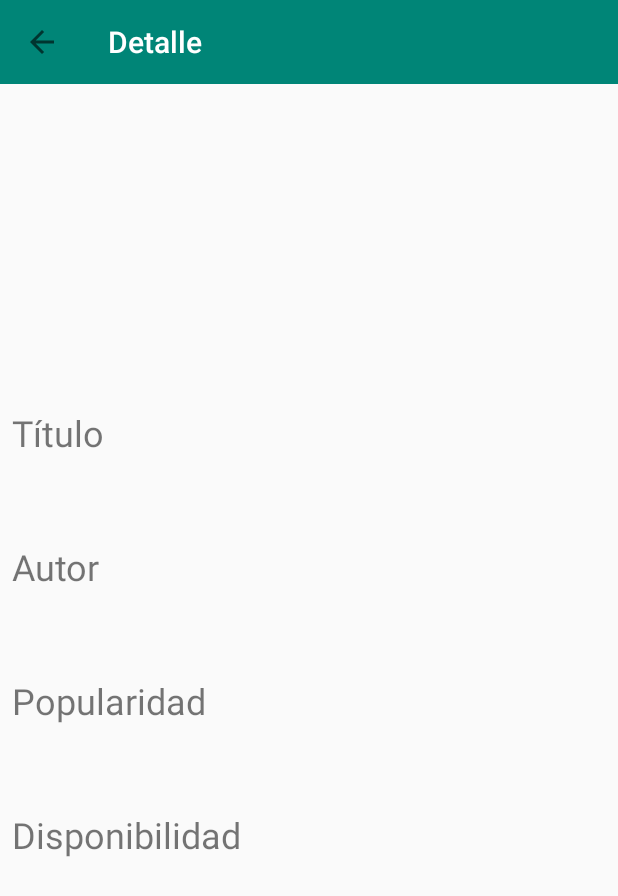
After one commit to lmpassadore/UalaDemo, an Android app: the BookDetailActivity screen opened directly, with no data from a screen before it, on a phone screen of 412 x 824 dp. The commit adds this screen. Shown: the top 896 px of the screen. Run offline under Robolectric (Android 15) with nearby library versions, the phone set to English and light mode, and no system bars; our stand-ins replace Picasso; pictures from the network do not load.

Commit message:
Detalle de libro en nueva pantalla Se añade un Toolbar para la navegación

```diff
--- a/app/src/main/AndroidManifest.xml
+++ b/app/src/main/AndroidManifest.xml
@@ -14,6 +14,7 @@
         android:supportsRtl="true"
         android:theme="@style/AppTheme"
         tools:ignore="GoogleAppIndexingWarning">
+        <activity android:name=".activity.BookDetailActivity"></activity>
         <activity
             android:name=".activity.LibraryActivity"
             android:screenOrientation="portrait">
--- /dev/null
+++ b/app/src/main/java/com/uala/demo/activity/BookDetailActivity.java
@@ -0,0 +1,96 @@
+package com.uala.demo.activity;
+
+import android.support.v7.app.ActionBar;
+import android.support.v7.app.AppCompatActivity;
+import android.os.Bundle;
+import android.support.v7.widget.Toolbar;
+import android.text.TextUtils;
+import android.view.MenuItem;
+import android.widget.ImageView;
+import android.widget.TextView;
+
+import com.squareup.picasso.Picasso;
+import com.uala.demo.R;
+import com.uala.demo.model.Book;
+
+public class BookDetailActivity extends AppCompatActivity {
+
+    public static final String EXTRA_BOOK = "BOOK";
+
+    @Override
+    protected void onCreate(Bundle savedInstanceState) {
+        super.onCreate(savedInstanceState);
+        setContentView(R.layout.activity_book_detail);
+
+        setUpActionBar();
+
+        Bundle extras = getIntent().getExtras();
+        if (extras == null)
+            return;
+
+        Book selectedBook = extras.getParcelable(EXTRA_BOOK);
+        fillDetails(selectedBook);
+    }
+
+    private void setUpActionBar() {
+        Toolbar toolbar = findViewById(R.id.toolbar);
+        setSupportActionBar(toolbar);
+
+        ActionBar actionBar = getSupportActionBar();
+        if (actionBar != null) {
+            actionBar.setTitle(getString(R.string.bookdetail_title));
+            actionBar.setDisplayHomeAsUpEnabled(true);
+        }
+    }
+
+    @Override
+    public boolean onOptionsItemSelected(MenuItem item) {
+        switch (item.getItemId()) {
+            case android.R.id.home:
+                onBackPressed();
+                break;
+            default:
+                return super.onOptionsItemSelected(item);
+        }
+
+        return true;
+    }
+
+    private void fillDetails(Book book) {
+
+        if (book == null)
+            return;
+
+        ImageView imageViewCover = findViewById(R.id.bookdetail_imageview_cover);
+        TextView textViewTitle = findViewById(R.id.bookdetail_textview_title);
+        TextView textViewAuthor = findViewById(R.id.bookdetail_textview_author);
+        TextView textViewPopularity = findViewById(R.id.bookdetail_textview_popularity);
+        TextView textViewAvailability = findViewById(R.id.bookdetail_textview_availability);
+
+
+        String coverImage = book.getImageUrl();
+        if (!TextUtils.isEmpty(coverImage))
+            Picasso.get()
+                    .load(coverImage)
+                    .fit()
+                    .centerCrop()
+                    .into(imageViewCover);
+
+        if (!TextUtils.isEmpty(book.getTitle()))
+            textViewTitle.setText(book.getTitle());
+
+        if (!TextUtils.isEmpty(book.getAuthor()))
+            textViewAuthor.setText(book.getAuthor());
+
+        if (book.getPopularity() >= 0)
+            textViewPopularity.setText(
+                    String.valueOf(book.getPopularity())
+            );
+
+        textViewAvailability.setText(
+                getString(book.isAvailable() ? R.string.book_availability_available : R.string.book_availability_unavailable)
+        );
+
+    }
+
+}
--- /dev/null
+++ b/app/src/main/res/layout/activity_book_detail.xml
@@ -0,0 +1,126 @@
+<?xml version="1.0" encoding="utf-8"?>
+<android.support.constraint.ConstraintLayout xmlns:android="http://schemas.android.com/apk/res/android"
+    xmlns:app="http://schemas.android.com/apk/res-auto"
+    xmlns:tools="http://schemas.android.com/tools"
+    android:layout_width="match_parent"
+    android:layout_height="match_parent"
+    tools:context=".activity.BookDetailActivity">
+
+    <include
+        android:id="@+id/toolbar"
+        layout="@layout/app_toolbar" />
+
+    <ImageView
+        android:id="@+id/bookdetail_imageview_cover"
+        android:layout_width="match_parent"
+        android:layout_height="200dp"
+        app:layout_constraintEnd_toEndOf="parent"
+        app:layout_constraintStart_toStartOf="parent"
+        app:layout_constraintTop_toBottomOf="@+id/toolbar"
+        tools:ignore="ContentDescription" />
+
+    <TextView
+        android:id="@+id/bookdetail_textview_titlelabel"
+        android:layout_width="match_parent"
+        android:layout_height="wrap_content"
+        android:layout_marginStart="8dp"
+        android:layout_marginTop="16sp"
+        android:layout_marginEnd="8dp"
+        android:text="@string/bookdetail_title_label"
+        android:textSize="24sp"
+        app:layout_constraintEnd_toEndOf="parent"
+        app:layout_constraintStart_toStartOf="parent"
+        app:layout_constraintTop_toBottomOf="@+id/bookdetail_imageview_cover" />
+
+    <TextView
+        android:id="@+id/bookdetail_textview_title"
+        android:layout_width="0dp"
+        android:layout_height="wrap_content"
+        android:layout_marginStart="8dp"
+        android:layout_marginTop="8dp"
+        android:layout_marginEnd="8dp"
+        android:textSize="24sp"
+        android:textStyle="bold"
+        app:layout_constraintEnd_toEndOf="parent"
+        app:layout_constraintStart_toStartOf="parent"
+        app:layout_constraintTop_toBottomOf="@+id/bookdetail_textview_titlelabel" />
+
+    <TextView
+        android:id="@+id/bookdetail_textview_authorlabel"
+        android:layout_width="match_parent"
+        android:layout_height="wrap_content"
+        android:layout_marginStart="8dp"
+        android:layout_marginTop="16sp"
+        android:layout_marginEnd="8dp"
+        android:text="@string/bookdetail_author_label"
+        android:textSize="24sp"
+        app:layout_constraintEnd_toEndOf="parent"
+        app:layout_constraintStart_toStartOf="parent"
+        app:layout_constraintTop_toBottomOf="@+id/bookdetail_textview_title" />
+
+    <TextView
+        android:id="@+id/bookdetail_textview_author"
+        android:layout_width="0dp"
+        android:layout_height="wrap_content"
+        android:layout_marginStart="8dp"
+        android:layout_marginTop="8dp"
+        android:layout_marginEnd="8dp"
+        android:textSize="24sp"
+        android:textStyle="bold"
+        app:layout_constraintEnd_toEndOf="parent"
+        app:layout_constraintStart_toStartOf="parent"
+        app:layout_constraintTop_toBottomOf="@+id/bookdetail_textview_authorlabel" />
+
+    <TextView
+        android:id="@+id/bookdetail_textview_popularitylabel"
+        android:layout_width="match_parent"
+        android:layout_height="wrap_content"
+        android:layout_marginStart="8dp"
+        android:layout_marginTop="16sp"
+        android:layout_marginEnd="8dp"
+        android:text="@string/bookdetail_popularity_label"
+        android:textSize="24sp"
+        app:layout_constraintEnd_toEndOf="parent"
+        app:layout_constraintStart_toStartOf="parent"
+        app:layout_constraintTop_toBottomOf="@+id/bookdetail_textview_author" />
+
+    <TextView
+        android:id="@+id/bookdetail_textview_popularity"
+        android:layout_width="0dp"
+        android:layout_height="wrap_content"
+        android:layout_marginStart="8dp"
+        android:layout_marginTop="8dp"
+        android:layout_marginEnd="8dp"
+        android:textSize="24sp"
+        android:textStyle="bold"
+        app:layout_constraintEnd_toEndOf="parent"
+        app:layout_constraintStart_toStartOf="parent"
+        app:layout_constraintTop_toBottomOf="@+id/bookdetail_textview_popularitylabel" />
+
+    <TextView
+        android:id="@+id/bookdetail_textview_availabilitylabel"
+        android:layout_width="match_parent"
+        android:layout_height="wrap_content"
+        android:layout_marginStart="8dp"
+        android:layout_marginTop="16sp"
+        android:layout_marginEnd="8dp"
+        android:text="@string/bookdetail_availability_label"
+        android:textSize="24sp"
+        app:layout_constraintEnd_toEndOf="parent"
+        app:layout_constraintStart_toStartOf="parent"
+        app:layout_constraintTop_toBottomOf="@+id/bookdetail_textview_popularity" />
+
+    <TextView
+        android:id="@+id/bookdetail_textview_availability"
+        android:layout_width="0dp"
+        android:layout_height="wrap_content"
+        android:layout_marginStart="8dp"
+        android:layout_marginTop="8dp"
+        android:layout_marginEnd="8dp"
+        android:textSize="24sp"
+        android:textStyle="bold"
+        app:layout_constraintEnd_toEndOf="parent"
+        app:layout_constraintStart_toStartOf="parent"
+        app:layout_constraintTop_toBottomOf="@+id/bookdetail_textview_availabilitylabel" />
+
+</android.support.constraint.ConstraintLayout>
--- /dev/null
+++ b/app/src/main/res/layout/app_toolbar.xml
@@ -0,0 +1,10 @@
+<?xml version="1.0" encoding="utf-8"?>
+<android.support.v7.widget.Toolbar xmlns:android="http://schemas.android.com/apk/res/android"
+    xmlns:app="http://schemas.android.com/apk/res-auto"
+    android:id="@+id/toolbar"
+    android:layout_width="match_parent"
+    android:layout_height="wrap_content"
+    android:background="@color/colorPrimary"
+    android:minHeight="?attr/actionBarSize"
+    app:popupTheme="@style/Theme.AppCompat.Light"
+    app:titleTextColor="@android:color/white" />
--- a/app/src/main/res/values/strings.xml
+++ b/app/src/main/res/values/strings.xml
@@ -8,4 +8,11 @@
     <string name="book_availability_available">Disponible</string>
     <string name="book_availability_unavailable">No Disponible</string>
 
+    <string name="bookdetail_title">Detalle</string>
+    <string name="bookdetail_title_label">Título</string>
+    <string name="bookdetail_author_label">Autor</string>
+    <string name="bookdetail_popularity_label">Popularidad</string>
+    <string name="bookdetail_availability_label">Disponibilidad</string>
+
+
 </resources>
```
Also changed, not shown: app/src/main/java/com/uala/demo/activity/LibraryActivity.java (+27 -1 lines), app/src/main/java/com/uala/demo/adapter/BookAdapter.java (+22 -0 lines), app/src/main/java/com/uala/demo/model/Book.java (+45 -1 lines), app/src/main/res/layout/activity_library.xml (+7 -3 lines).
